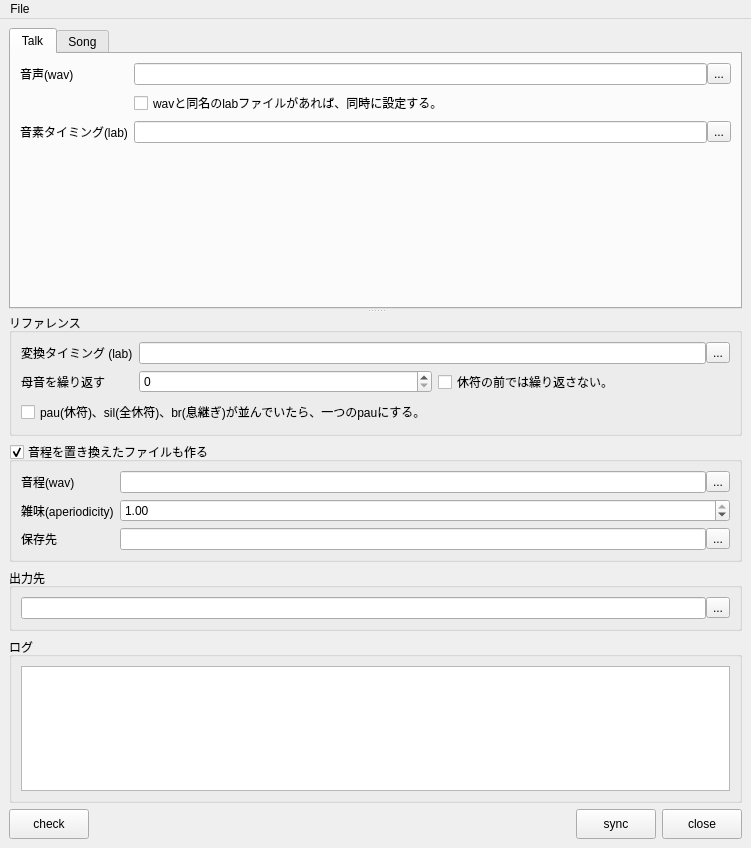
Above: library/python/rs/tool/voice_sync/voice_sync.ui from nakano000/Resolve_Script before the change. Below: the same form after it.
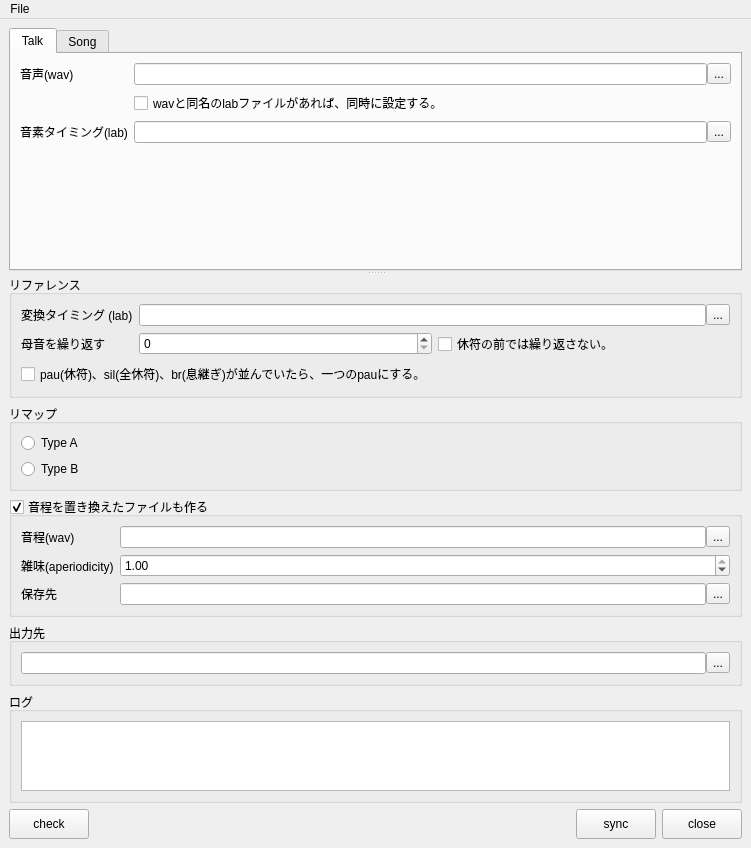
That is the form after the change. Custom widgets are drawn as their Qt base class.

Commit message: remap方法をAかBで選べるように。

Patch:
```diff
--- a/library/python/rs/tool/voice_sync/voice_sync.ui
+++ b/library/python/rs/tool/voice_sync/voice_sync.ui
@@ -204,7 +204,7 @@
         </layout>
        </widget>
       </widget>
-      <widget class="QWidget" name="">
+      <widget class="QWidget" name="layoutWidget">
        <layout class="QVBoxLayout" name="verticalLayout_6">
         <item>
          <widget class="QGroupBox" name="groupBox_3">
@@ -285,6 +285,29 @@
           </layout>
          </widget>
         </item>
+        <item>
+         <widget class="QGroupBox" name="groupBox_5">
+          <property name="title">
+           <string>リマップ</string>
+          </property>
+          <layout class="QVBoxLayout" name="verticalLayout_8">
+           <item>
+            <widget class="QRadioButton" name="remapARadioButton">
+             <property name="text">
+              <string>Type A</string>
+             </property>
+            </widget>
+           </item>
+           <item>
+            <widget class="QRadioButton" name="remapBRadioButton">
+             <property name="text">
+              <string>Type B</string>
+             </property>
+            </widget>
+           </item>
+          </layout>
+         </widget>
+        </item>
         <item>
          <widget class="QGroupBox" name="useReplaceGroupBox">
           <property name="title">
```
The commit also changes 2 other files.
